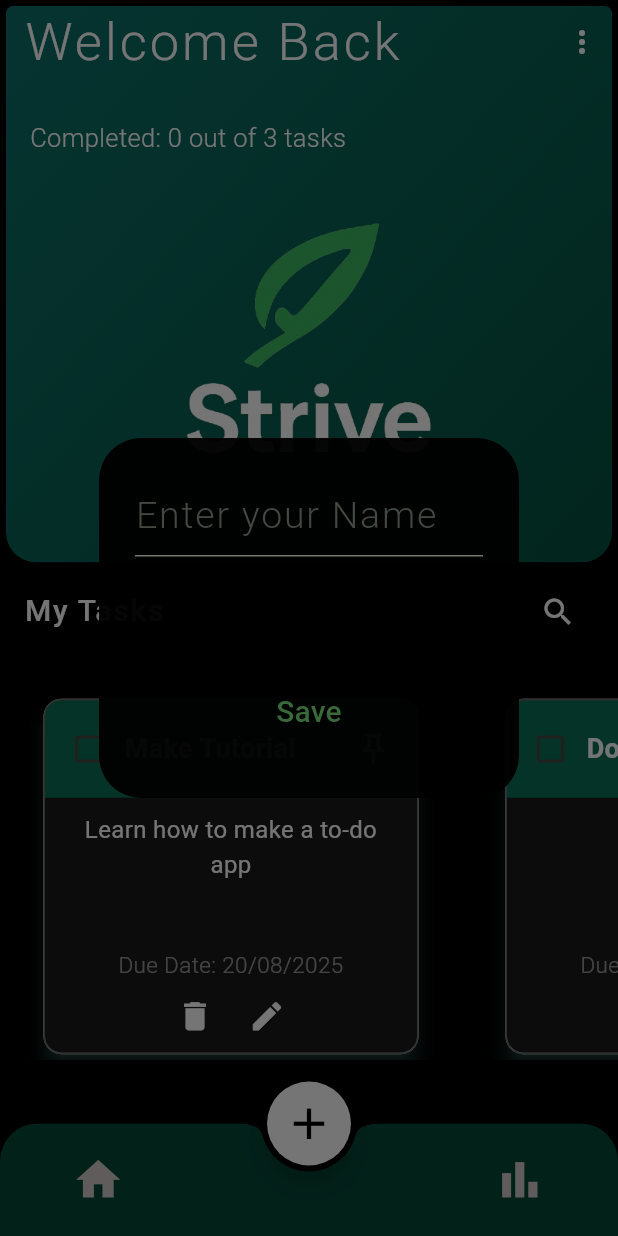
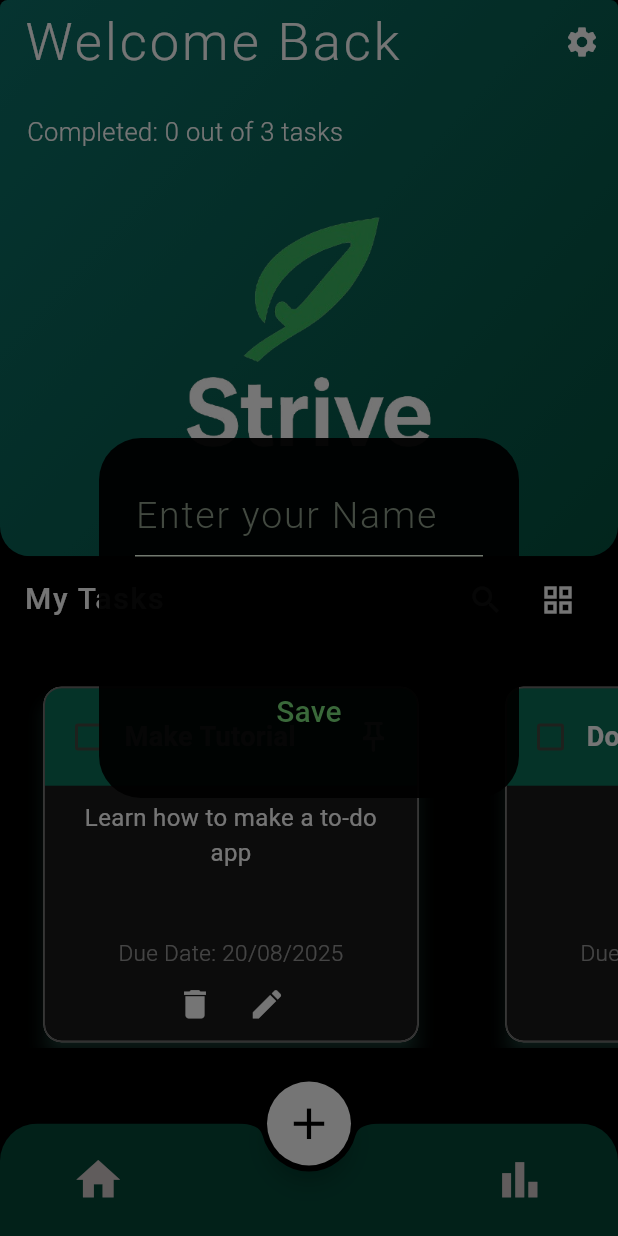
Before and after one commit to TsalemisIasonas/Assignments, a Flutter app: the screen it shows after launch, on a phone screen of 412 x 824 dp. Run offline on Flutter 3.47's test engine with Material 3 defaults, Android fonts, the phone set to English and light mode, and no system bars; our stand-ins replace fl_chart, hive_flutter; accounts and stored records are empty.

```diff
--- a/lib/pages/home_page.dart
+++ b/lib/pages/home_page.dart
@@ -185,8 +185,8 @@ class _HomePageState extends State<HomePage> {
         backgroundColor: Colors.transparent,
         actions: [
           PopupMenuButton<String>(
-            color: Colors.black.withOpacity(0.95),
-            icon: const Icon(Icons.more_vert, color: Colors.white),
+            color: Colors.black,
+            icon: const Icon(Icons.settings, color: Colors.white),
             onSelected: (value) {
               if (value == 'Edit Username') {
                 editUserName();
@@ -195,18 +195,21 @@ class _HomePageState extends State<HomePage> {
             itemBuilder: (BuildContext context) => <PopupMenuEntry<String>>[
               const PopupMenuItem<String>(
                 value: 'Edit Username',
+                padding: EdgeInsets.symmetric(horizontal: 24, vertical: 16),
                 child: Text(
-                  'Edit',
+                  'Edit Username',
                   style: TextStyle(color: Colors.white, fontSize: 16),
                 ),
               ),
-              const PopupMenuItem<String>(
-                value: 'Delete',
-                child: Text(
-                  'Delete',
-                  style: TextStyle(color: Colors.white, fontSize: 16),
-                ),
-              ),
+              // const PopupMenuItem<String>(
+              //   value: 'Delete',
+              //   // We'll apply the same padding here for a consistent look.
+              //   padding: EdgeInsets.symmetric(horizontal: 24, vertical: 16),
+              //   child: Text(
+              //     'Delete Username',
+              //     style: TextStyle(color: Colors.white, fontSize: 16),
+              //   ),
+              // ),
             ],
           ),
         ],
@@ -214,9 +217,7 @@ class _HomePageState extends State<HomePage> {
       body: Column(
         crossAxisAlignment: CrossAxisAlignment.start,
         children: [
-          Padding(
-            padding: const EdgeInsets.all(4.0),
-            child: Container(
+          Container(
             height: height * 0.45,
             width: double.infinity,
             decoration: BoxDecoration(
@@ -240,7 +241,7 @@ class _HomePageState extends State<HomePage> {
               children: [
                 Padding(
                   padding: EdgeInsets.only(
-                      left: AppBar().titleSpacing ?? 16.0,
+                    left: (AppBar().titleSpacing ?? 16.0) + 2.0,
                     top: AppBar().preferredSize.height + 20.0,
                   ),
                   child: Text(
@@ -257,11 +258,10 @@ class _HomePageState extends State<HomePage> {
                 ),
                 SizedBox(
                   height: MediaQuery.of(context).size.height * 0.3,
-                    child: Center(
-                        child: Image.asset('assets/transparent_logo.png')),
+                  child:
+                      Center(child: Image.asset('assets/transparent_logo.png')),
                 ),
               ],
-              ),
             ),
           ),
           Expanded(
@@ -280,9 +280,8 @@ class _HomePageState extends State<HomePage> {
                 );
               },
               child: Container(
-                key: ValueKey<int>(_selectedIndex),
+                //key: ValueKey<int>(_selectedIndex),
                 color: backgroundColor, // Ensures background remains black
-                //padding: const EdgeInsets.only(top: 0),
                 child: _selectedIndex == 0
                     ? buildTasksLayout()
                     : buildChartLayout(),
--- a/lib/widgets/tiles_layout.dart
+++ b/lib/widgets/tiles_layout.dart
@@ -1,5 +1,6 @@
 import 'package:assignments/data/database.dart';
 import 'package:assignments/util/todo_tile.dart';
+import 'package:assignments/util/todo_tile_shrinked.dart';
 import 'package:flutter/material.dart';
 
 class TilesLayout extends StatefulWidget {
@@ -23,6 +24,7 @@ class TilesLayout extends StatefulWidget {
 }
 
 class _TilesLayoutState extends State<TilesLayout> {
+  bool _showGridView = false;
   bool _showSearch = false;
   String _searchQuery = '';
   final ScrollController _scrollController = ScrollController();
@@ -65,6 +67,9 @@ class _TilesLayoutState extends State<TilesLayout> {
                           hintText: 'Search tasks...',
                           hintStyle: TextStyle(color: Colors.white54),
                           border: InputBorder.none,
+                          contentPadding:
+                              EdgeInsets.symmetric(vertical: 0, horizontal: 0),
+                          isDense: true,
                         ),
                         onChanged: (value) {
                           setState(() {
@@ -84,11 +89,16 @@ class _TilesLayoutState extends State<TilesLayout> {
                         ),
                       ),
               ),
+              Row(
+                mainAxisSize: MainAxisSize.min,
+                children: [
                   IconButton(
                     icon: Icon(
                       _showSearch ? Icons.close : Icons.search,
                       color: Colors.white,
                     ),
+                    padding: EdgeInsets.zero,
+                    constraints: const BoxConstraints(),
                     onPressed: () {
                       setState(() {
                         if (_showSearch) {
@@ -98,24 +108,83 @@ class _TilesLayoutState extends State<TilesLayout> {
                       });
                     },
                   ),
+                  IconButton(
+                    icon: Icon(
+                      Icons.grid_view,
+                      color: _showGridView ? Colors.green : Colors.white,
+                    ),
+                    padding: EdgeInsets.zero,
+                    constraints: const BoxConstraints(),
+                    onPressed: () {
+                      setState(() {
+                        _showGridView = !_showGridView;
+                      });
+                    },
+                  ),
+                ],
+              ),
             ],
           ),
         ),
         SizedBox(
           height: 270,
-          child: ListView.builder(
+          child: !_showGridView
+              ? ListView.builder(
                   controller: _scrollController,
                   scrollDirection: Axis.horizontal,
                   itemCount: filteredList.length,
                   itemBuilder: (context, index) {
-              final originalIndex = widget.db.toDoList.indexOf(filteredList[index]);
-              final isPinned = filteredList[index].length > 4 && filteredList[index][4] == true;
+                    final originalIndex =
+                        widget.db.toDoList.indexOf(filteredList[index]);
+                    final isPinned = filteredList[index].length > 4 &&
+                        filteredList[index][4] == true;
                     return ToDoTile(
                       taskTitle: filteredList[index][0],
                       taskContent: filteredList[index][1],
                       taskDateTime: filteredList[index][2],
                       taskCompleted: filteredList[index][3],
-                onChanged: (value) => widget.onChanged(value, originalIndex),
+                      onChanged: (value) =>
+                          widget.onChanged(value, originalIndex),
+                      deleteFunction: () => widget.onDelete(originalIndex),
+                      editFunction: () => widget.onEdit(originalIndex),
+                      isPinned: isPinned,
+                      onPin: () {
+                        widget.onPin(originalIndex, !isPinned);
+                        setState(() {});
+                        // Scroll to start after pin/unpin
+                        _scrollController.animateTo(
+                          0.0,
+                          duration: const Duration(milliseconds: 300),
+                          curve: Curves.easeOut,
+                        );
+                      },
+                    );
+                  },
+                )
+              : Align(
+                  alignment: Alignment.topCenter,
+                  child: GridView.builder(
+                    controller: _scrollController,
+                    padding: EdgeInsets.zero,
+                    shrinkWrap: true,
+                    gridDelegate: const SliverGridDelegateWithFixedCrossAxisCount(
+                      crossAxisCount: 2,
+                      crossAxisSpacing: 8.0,
+                      mainAxisSpacing: 8.0,
+                      childAspectRatio: 2.5,
+                    ),
+                    itemCount: filteredList.length,
+                    itemBuilder: (context, index) {
+                    final originalIndex =
+                        widget.db.toDoList.indexOf(filteredList[index]);
+                    final isPinned = filteredList[index].length > 4 &&
+                        filteredList[index][4] == true;
+                    return ToDoTileShrinked(
+                      taskTitle: filteredList[index][0],
+                      taskDateTime: filteredList[index][2],
+                      taskCompleted: filteredList[index][3],
+                      onChanged: (value) =>
+                          widget.onChanged(value, originalIndex),
                       deleteFunction: () => widget.onDelete(originalIndex),
                       editFunction: () => widget.onEdit(originalIndex),
                       isPinned: isPinned,
@@ -132,7 +201,7 @@ class _TilesLayoutState extends State<TilesLayout> {
                     );
                   },
                 ),
-        ),
+        ),),
       ],
     );
   }
```
Also changed, not shown: lib/util/todo_tile_shrinked.dart (added, +81 -0 lines). Lines whose indentation alone changed are shown as unchanged.
